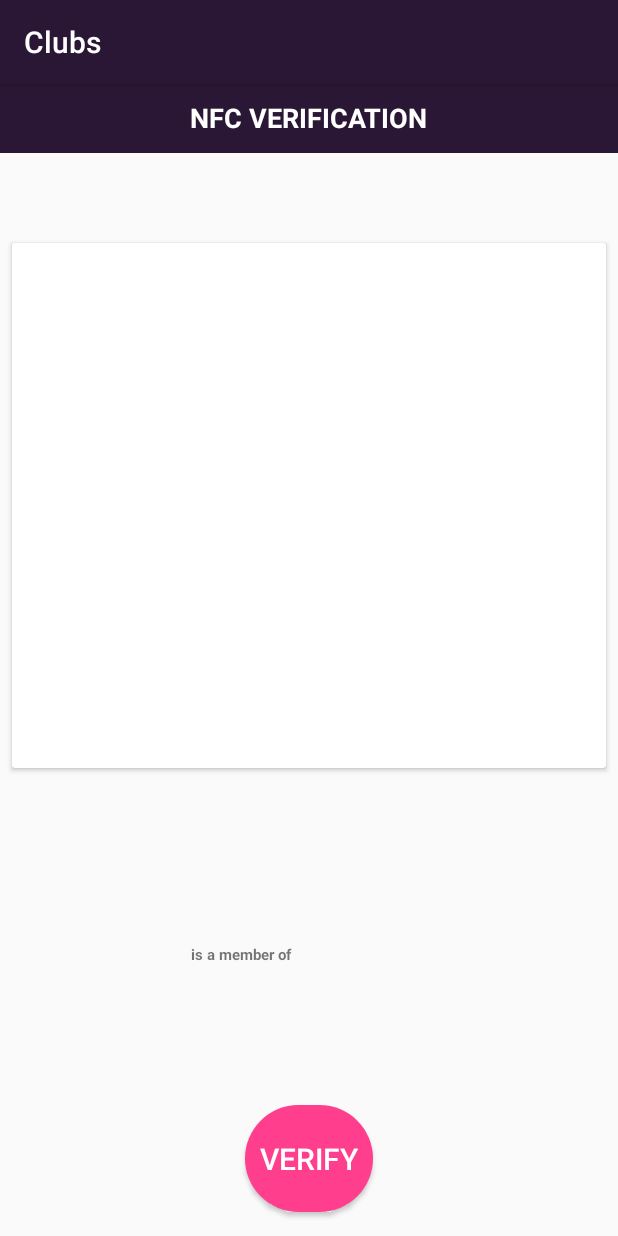
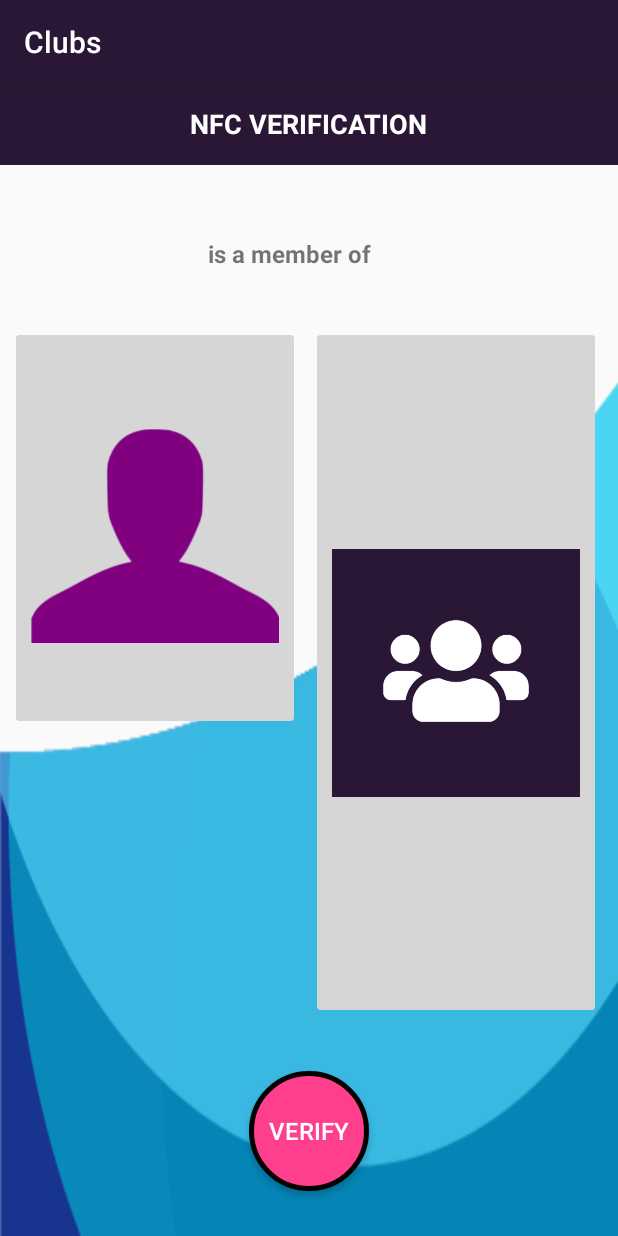
Before and after one commit to calpayne/kitkat-assignment, an Android app: the SenderActivity screen opened directly, with no data from a screen before it, on a phone screen of 412 x 824 dp. Run offline under Robolectric (Android 15) with nearby library versions, the phone set to English and light mode, and no system bars; our stand-ins replace Firebase (no records; nobody signed in at launch, a user with empty details on screens opened directly), Picasso; libraries missing offline, so code that uses them is left out: com.shashank.sony; 4 statements that could not run were skipped.

Commit message:
Sender Activity UI updated -S

```diff
--- a/app/build.gradle
+++ b/app/build.gradle
@@ -29,6 +29,7 @@ dependencies {
     implementation fileTree(dir: 'libs', include: ['*.jar'])
     //noinspection GradleCompatible
     implementation 'com.android.support:appcompat-v7:26.1.0'
+    implementation 'com.android.support:cardview-v7:26.1.0'
     implementation 'com.android.support.constraint:constraint-layout:1.1.3'
     //noinspection GradleCompatible
     implementation 'com.google.firebase:firebase-core:16.0.1'
@@ -42,12 +43,12 @@ dependencies {
     implementation 'com.shobhitpuri.custombuttons:google-signin:1.0.0'
     implementation 'com.google.firebase:firebase-auth:11.0.4'
     implementation 'androidmads.library.qrgenearator:QRGenearator:1.0.3'
+    implementation 'com.github.Shashank02051997:FancyAlertDialog-Android:0.1'
     implementation 'com.google.zxing:core:3.2.0'
     implementation 'com.journeyapps:zxing-android-embedded:3.2.0@aar'
     testImplementation 'junit:junit:4.12'
     androidTestImplementation 'com.android.support.test:runner:1.0.2'
     androidTestImplementation 'com.android.support.test.espresso:espresso-core:3.0.2'
-    implementation 'com.github.Shashank02051997:FancyAlertDialog-Android:0.1'
 }
 
 apply plugin: 'com.google.gms.google-services'
--- a/app/src/main/java/com/kitkat/group/clubs/nfc/ReceiverActivity.java
+++ b/app/src/main/java/com/kitkat/group/clubs/nfc/ReceiverActivity.java
@@ -113,6 +113,7 @@ public class ReceiverActivity extends AppCompatActivity {
                 DataSnapshot ds = dataSnapshot.child("clubs").child(second);
                 club = ds.getValue(Club.class);
 
+                //first is clubName, second is clubId, third is userName, fourth is userID
                 if (dataSnapshot.child("members-clubs").child(fourth).child(second).exists() &&
                         club.getClubOwner().equals(FirebaseAuth.getInstance().getCurrentUser().getUid())) {
                     isFailure = "false";
--- a/app/src/main/java/com/kitkat/group/clubs/nfc/SenderActivity.java
+++ b/app/src/main/java/com/kitkat/group/clubs/nfc/SenderActivity.java
@@ -3,6 +3,7 @@ package com.kitkat.group.clubs.nfc;
 import android.app.Activity;
 import android.content.Intent;
 import android.graphics.Color;
+import android.net.Uri;
 import android.nfc.NfcAdapter;
 import android.os.Bundle;
 import android.provider.ContactsContract;
@@ -16,9 +17,12 @@ import android.view.View;
 import android.support.v7.widget.Toolbar;
 import android.widget.Button;
 import android.widget.EditText;
+import android.widget.ImageView;
 import android.widget.TextView;
 import android.widget.Toast;
 
+import com.google.android.gms.tasks.OnSuccessListener;
+import com.google.firebase.storage.FirebaseStorage;
 import com.google.firebase.storage.StorageReference;
 import com.kitkat.group.clubs.NotificationFragment;
 import com.kitkat.group.clubs.R;
@@ -36,6 +40,7 @@ import com.shashank.sony.fancydialoglib.Animation;
 import com.shashank.sony.fancydialoglib.FancyAlertDialog;
 import com.shashank.sony.fancydialoglib.FancyAlertDialogListener;
 import com.shashank.sony.fancydialoglib.Icon;
+import com.squareup.picasso.Picasso;
 
 
 public class SenderActivity extends AppCompatActivity implements OutcomingNfcManager.NfcActivity {
@@ -88,6 +93,31 @@ public class SenderActivity extends AppCompatActivity implements OutcomingNfcMan
         userName = getIntent().getStringExtra("userName");
 
 
+        StorageReference storageRef = FirebaseStorage.getInstance().getReference("member-avatars");
+        final ImageView imageView = findViewById(R.id.nfc_user_image);
+        try {
+            storageRef.child(userId).getDownloadUrl().addOnSuccessListener(uri -> {
+                if (uri != null) {
+                    Picasso.with(SenderActivity.this).load(uri).into(imageView);
+                }
+            });
+        } catch (Exception ignored) {
+
+        }
+
+
+        StorageReference storageRefClub = FirebaseStorage.getInstance().getReference("club-logos");
+        final ImageView imageViewClub = findViewById(R.id.nfc_club_image);
+        try {
+            storageRefClub.child(clubId).getDownloadUrl().addOnSuccessListener(uri -> {
+                if (uri != null) {
+                    Picasso.with(SenderActivity.this).load(uri).into(imageViewClub);
+                }
+            });
+        } catch (Exception ignored) {
+
+        }
+
 //        requestView.setOnClickListener(view -> myMethod());
 
         if (!isNfcSupported()) {
@@ -111,6 +141,8 @@ public class SenderActivity extends AppCompatActivity implements OutcomingNfcMan
         //tvClubId.setText(clubId);
         //tvUserId.setText(userId);
         tvUserName.setText(userName);
+
+
 
 
         // encapsulate sending logic in a separate class
--- a/app/src/main/res/drawable/nfc_send_button.xml
+++ b/app/src/main/res/drawable/nfc_send_button.xml
@@ -3,5 +3,6 @@
 
     <solid android:color="#FF3F8D"/>
     <corners android:radius="999dp"/>
+    <stroke android:width="5px" android:color="#000000" />
 
 </shape>
--- a/app/src/main/res/layout/activity_sender.xml
+++ b/app/src/main/res/layout/activity_sender.xml
@@ -4,101 +4,90 @@
     xmlns:tools="http://schemas.android.com/tools"
     android:layout_width="match_parent"
     android:layout_height="match_parent"
+    android:background="@drawable/nfc_bg"
     tools:context="com.kitkat.group.clubs.nfc.SenderActivity"
     tools:layout_editor_absoluteY="25dp">
 
+    <LinearLayout
+        android:layout_width="match_parent"
+        android:layout_height="wrap_content"
+        android:paddingTop="150dp"
+        android:gravity="center_horizontal"
+        android:paddingStart="20dp"
+        android:paddingEnd="1dp">
 
-    <Button
-        android:id="@+id/btn_set_out_message"
-        android:layout_width="85dp"
-        android:layout_height="0dp"
-        android:layout_centerHorizontal="true"
-        android:layout_marginBottom="16dp"
-        android:background="@drawable/nfc_send_button"
-        android:text="@string/ReceiverButton"
-        android:textAllCaps="false"
-        android:textColor="#FFFFFF"
-        android:textSize="20sp"
-        app:layout_constraintBottom_toBottomOf="parent"
-        app:layout_constraintEnd_toEndOf="parent"
+        <TextView
+            android:id="@+id/tv_userName"
+            android:layout_width="wrap_content"
+            android:layout_height="wrap_content"
+            android:layout_marginBottom="8dp"
+            android:layout_marginEnd="8dp"
+            android:layout_marginStart="8dp"
+            android:layout_marginTop="8dp"
+            android:gravity="center"
+            android:text="@string/userName"
+            android:textSize="16sp"
+            android:textStyle="bold"
+            app:layout_constraintBottom_toTopOf="@+id/gridLayout"
+            app:layout_constraintEnd_toStartOf="@+id/tv_clubName"
+            app:layout_constraintHorizontal_bias="0.278"
             app:layout_constraintStart_toStartOf="parent"
-        app:layout_constraintTop_toBottomOf="@+id/textView3" />
+            app:layout_constraintTop_toBottomOf="@+id/tv_out_label"
+            app:layout_constraintVertical_bias="0.735" />
 
         <TextView
             android:id="@+id/textView3"
-        android:layout_width="0dp"
-        android:layout_height="0dp"
-        android:layout_below="@+id/toolbar8"
-        android:layout_marginBottom="35dp"
-        android:layout_toStartOf="@+id/tv_out_label"
+            android:layout_width="wrap_content"
+            android:layout_height="wrap_content"
+            android:layout_marginBottom="8dp"
+            android:layout_marginEnd="8dp"
+            android:layout_marginStart="8dp"
+            android:layout_marginTop="8dp"
+            android:gravity="center"
             android:text="@string/fillin"
-        android:textSize="10sp"
+            android:textSize="16sp"
             android:textStyle="bold"
-        app:layout_constraintBottom_toTopOf="@+id/btn_set_out_message"
+            app:layout_constraintBottom_toTopOf="@+id/gridLayout"
             app:layout_constraintEnd_toStartOf="@+id/tv_clubName"
-        app:layout_constraintStart_toEndOf="@+id/tv_userName"
-        app:layout_constraintTop_toBottomOf="@+id/tv_userName" />
+            app:layout_constraintHorizontal_bias="1.0"
+            app:layout_constraintStart_toStartOf="@+id/tv_userName"
+            app:layout_constraintTop_toBottomOf="@+id/tv_out_label"
+            app:layout_constraintVertical_bias="0.724" />
 
         <TextView
             android:id="@+id/tv_clubName"
-        android:layout_width="0dp"
-        android:layout_height="39dp"
-        android:layout_below="@+id/textView3"
-        android:layout_marginEnd="32dp"
+            android:layout_width="wrap_content"
+            android:layout_height="wrap_content"
+            android:layout_marginBottom="8dp"
+            android:layout_marginEnd="60dp"
+            android:layout_marginTop="8dp"
+            android:gravity="center"
             android:text="@string/clubName"
-        android:textSize="10sp"
+            android:textSize="16sp"
             android:textStyle="bold"
-        app:layout_constraintBaseline_toBaselineOf="@+id/textView3"
+            app:layout_constraintBottom_toTopOf="@+id/gridLayout"
             app:layout_constraintEnd_toEndOf="parent"
-        app:layout_constraintStart_toEndOf="@+id/textView3" />
+            app:layout_constraintTop_toBottomOf="@+id/tv_out_label"
+            app:layout_constraintVertical_bias="0.735" />
 
-    <TextView
-        android:id="@+id/tv_userName"
-        android:layout_width="0dp"
-        android:layout_height="0dp"
-        android:layout_marginEnd="1dp"
-        android:text="@string/userName"
-        android:textSize="10sp"
-        android:textStyle="bold"
-        app:layout_constraintBottom_toTopOf="@+id/textView3"
-        app:layout_constraintEnd_toStartOf="@+id/textView3"
-        app:layout_constraintStart_toStartOf="parent"
-        app:layout_constraintTop_toBottomOf="@+id/cardView" />
+
+    </LinearLayout>
 
     <android.support.v7.widget.Toolbar
         android:id="@+id/toolbar5"
         android:layout_width="0dp"
         android:layout_height="wrap_content"
-        android:layout_alignParentStart="true"
-        android:layout_alignParentTop="true"
-        android:layout_marginBottom="10dp"
+        android:layout_alignParentEnd="true"
+        android:layout_x="0dp"
+        android:layout_y="0dp"
         android:background="?attr/colorPrimary"
         android:elevation="4dp"
         android:minHeight="?attr/actionBarSize"
         android:theme="?attr/actionBarTheme"
-        app:layout_constraintBottom_toTopOf="@+id/tv_out_label"
         app:layout_constraintEnd_toEndOf="parent"
         app:layout_constraintStart_toStartOf="parent"
         app:layout_constraintTop_toTopOf="parent"
         app:titleTextColor="@color/colorWhite" />
-
-    <android.support.v7.widget.Toolbar
-        android:id="@+id/toolbar8"
-        android:layout_width="0dp"
-        android:layout_height="46dp"
-        android:layout_alignParentStart="true"
-        android:layout_below="@+id/toolbar5"
-        android:layout_marginBottom="60dp"
-        android:layout_marginTop="56dp"
-        android:background="?attr/colorPrimary"
-        android:minHeight="?attr/actionBarSize"
-        android:theme="?attr/actionBarTheme"
-        app:layout_constraintBottom_toTopOf="@+id/cardView"
-        app:layout_constraintEnd_toEndOf="parent"
-        app:layout_constraintStart_toStartOf="parent"
-        app:layout_constraintTop_toTopOf="parent">
-
-    </android.support.v7.widget.Toolbar>
 
     <TextView
         android:id="@+id/tv_out_label"
@@ -106,28 +95,126 @@
         android:layout_height="wrap_content"
         android:layout_alignBottom="@+id/toolbar8"
         android:layout_centerHorizontal="true"
-        android:layout_marginBottom="71dp"
+        android:layout_marginTop="14dp"
+        android:elevation="8dp"
         android:text="@string/label_your_message"
         android:textAppearance="@style/TextAppearance.AppCompat.Medium"
         android:textColor="@color/colorWhite"
         android:textStyle="bold"
-        app:layout_constraintBottom_toTopOf="@+id/cardView"
         app:layout_constraintEnd_toEndOf="parent"
         app:layout_constraintStart_toStartOf="parent"
         app:layout_constraintTop_toBottomOf="@+id/toolbar5" />
 
-    <android.support.v7.widget.CardView
-        android:id="@+id/cardView"
-        android:layout_width="match_parent"
-        android:layout_height="350dp"
-        android:layout_marginBottom="46dp"
-        android:layout_marginEnd="8dp"
-        android:layout_marginStart="8dp"
-        android:foregroundGravity="center"
-        app:layout_constraintBottom_toTopOf="@+id/tv_userName"
+    <android.support.v7.widget.Toolbar
+        android:id="@+id/toolbar8"
+        android:layout_width="0dp"
+        android:layout_height="wrap_content"
+        android:layout_alignParentStart="true"
+        android:layout_below="@+id/toolbar5"
+        android:layout_marginTop="54dp"
+        android:background="?attr/colorPrimary"
+        android:minHeight="?attr/actionBarSize"
+        android:theme="?attr/actionBarTheme"
         app:layout_constraintEnd_toEndOf="parent"
         app:layout_constraintStart_toStartOf="parent"
-        app:layout_constraintTop_toBottomOf="@+id/tv_out_label" />
+        app:layout_constraintTop_toTopOf="parent">
+
+    </android.support.v7.widget.Toolbar>
+
+
+    <GridLayout
+        android:id="@+id/gridLayout"
+        android:layout_width="match_parent"
+        android:layout_height="match_parent"
+        android:layout_marginBottom="140dp"
+        android:layout_marginTop="218dp"
+        android:alignmentMode="alignMargins"
+        android:columnCount="2"
+        android:columnOrderPreserved="false"
+        android:foregroundGravity="top"
+        android:padding="5dp"
+        android:rowCount="1"
+        app:layout_constraintBottom_toBottomOf="parent"
+        app:layout_constraintEnd_toEndOf="parent"
+        app:layout_constraintStart_toStartOf="parent"
+        app:layout_constraintTop_toTopOf="@+id/toolbar8">
+
+        <android.support.v7.widget.CardView
+            android:layout_width="20dp"
+            android:layout_height="wrap_content"
+            android:layout_columnWeight="1"
+            android:layout_marginBottom="5dp"
+            android:layout_marginEnd="10dp"
+            android:layout_marginStart="5dp"
+            app:cardBackgroundColor="@color/fui_transparent"
+            app:cardElevation="0dp">
+
+            <LinearLayout
+                android:layout_width="wrap_content"
+                android:layout_height="wrap_content"
+                android:layout_gravity="center_horizontal|center_vertical"
+                android:layout_margin="10dp"
+                android:orientation="vertical">
+
+                <ImageView
+                    android:id="@+id/nfc_user_image"
+                    android:layout_width="wrap_content"
+                    android:layout_height="match_parent"
+                    android:layout_gravity="center_horizontal"
+                    android:contentDescription="@string/user_profile_pic_in_nfc_activity"
+                    android:src="@drawable/user_violet" />
+
+            </LinearLayout>
+
+        </android.support.v7.widget.CardView>
+
+        <android.support.v7.widget.CardView
+            android:layout_width="20dp"
+            android:layout_height="wrap_content"
+            android:layout_columnWeight="1"
+            android:layout_marginBottom="5dp"
+            android:layout_marginEnd="10dp"
+            android:layout_marginStart="5dp"
+            app:cardBackgroundColor="@color/fui_transparent"
+            app:cardElevation="0dp">
+
+            <LinearLayout
+                android:layout_width="wrap_content"
+                android:layout_height="wrap_content"
+                android:layout_gravity="center_horizontal|center_vertical"
+                android:layout_margin="10dp"
+                android:orientation="vertical">
+
+                <ImageView
+                    android:id="@+id/nfc_club_image"
+                    android:layout_width="wrap_content"
+                    android:layout_height="match_parent"
+                    android:layout_gravity="center_horizontal"
+                    android:contentDescription="@string/user_profile_pic_in_nfc_activity"
+                    android:src="@drawable/icon_logo" />
+
+            </LinearLayout>
+
+        </android.support.v7.widget.CardView>
+
+    </GridLayout>
+
+    <Button
+        android:id="@+id/btn_set_out_message"
+        android:layout_width="80dp"
+        android:layout_height="80dp"
+        android:layout_marginBottom="30dp"
+        android:layout_x="159dp"
+        android:layout_y="400dp"
+        android:background="@drawable/nfc_send_button"
+        android:elevation="40dp"
+        android:text="@string/ReceiverButton"
+        android:textAllCaps="false"
+        android:textColor="#FFFFFF"
+        android:textSize="16sp"
+        app:layout_constraintBottom_toBottomOf="parent"
+        app:layout_constraintEnd_toEndOf="parent"
+        app:layout_constraintStart_toStartOf="parent" />
 
 
 </android.support.constraint.ConstraintLayout>
--- a/app/src/main/res/values/strings.xml
+++ b/app/src/main/res/values/strings.xml
@@ -74,5 +74,7 @@
     <string name="slide_device_up_and_down_for_the_nfc_chip_to_get_detected">Slide device up and down for the NFC chip to get detected.</string>
     <string name="tap_on_screen">Tap on screen</string>
     <string name="let_the_club_member_tap_on_the_screen_to_validate">Let the club member tap on the screen to validate.</string>
+    <string name="user_profile_pic_in_nfc_activity">user profile pic in nfc activity</string>
+    <string name="club_profile_pic_in_nfc_activity">club profile pic in nfc activity</string>
 
 </resources>
```
Also changed, not shown: app/src/main/res/drawable/nfc_bg.png (added), app/src/main/res/drawable/tutorial_touch.jpg (deleted), app/src/main/res/drawable/tutorial_touch.png (added), app/src/main/res/drawable/user_violet.png (added). Lines whose indentation alone changed are shown as unchanged.
